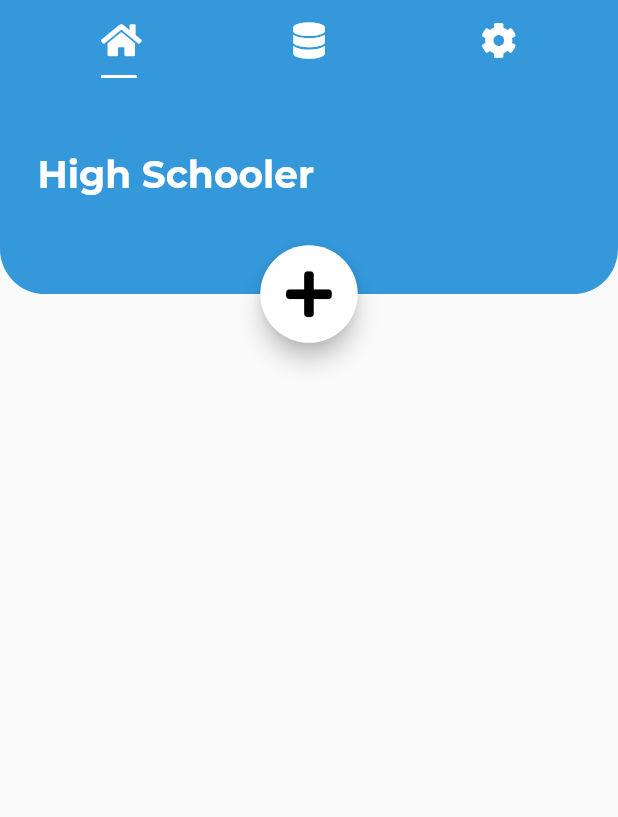
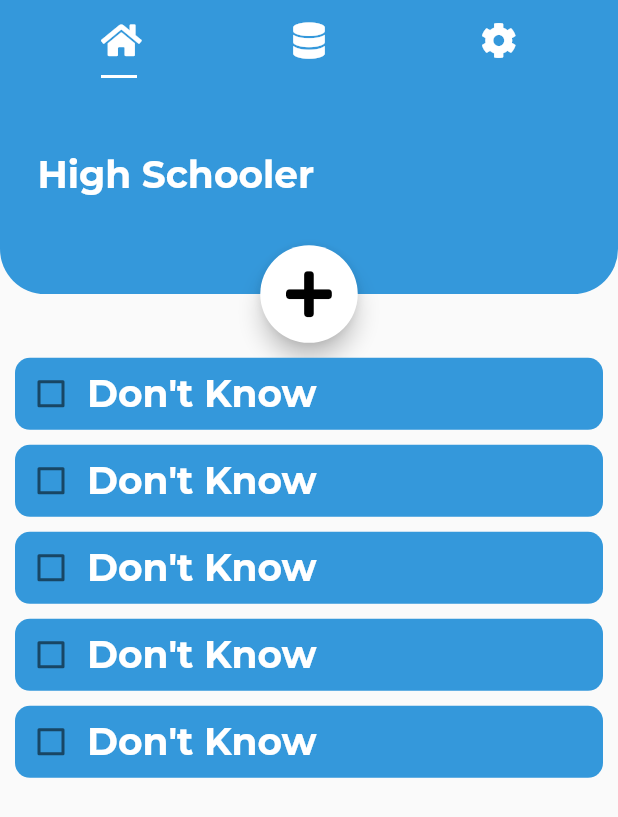
Before and after one commit to Nav-07/The-Scholarship-Project, a Flutter app: the screen it shows after launch, on a phone screen of 412 x 824 dp. Shown: the top 817 px of the screen. Run offline on Flutter 3.47's test engine with Material 2 defaults, Android fonts, the phone set to English and light mode, and no system bars; our stand-ins replace font_awesome_flutter.

Commit message:
working on the todo widget

```diff
--- a/flutter/school_app/lib/UI/AppView.dart
+++ b/flutter/school_app/lib/UI/AppView.dart
@@ -71,7 +71,7 @@ class AppViewState extends State<AppView> {
                 children: <Widget>[
                   // get the home page
                   Container(
-                    margin: EdgeInsets.only(top: MediaQuery.of(context).size.height*0.17+25),
+                    margin: EdgeInsets.only(top: MediaQuery.of(context).size.height*0.17+65/2+10),
                     child: Home(),
                   ),
                   // get the teaks page
--- /dev/null
+++ b/flutter/school_app/lib/UI/Modals/Task.dart
@@ -0,0 +1,14 @@
+class Task {
+  String name; // the name
+  String subject; // the subject
+  DateTime due; // the due date
+
+  Task({this.name, this.subject, this.due});
+
+  // This function converts the object to json, can be used later
+  Map<String, dynamic> serialize() => {
+    "name": this.name,
+    "subject": this.subject,
+    "due": this.due.toString()
+  };
+}
--- a/flutter/school_app/lib/UI/Pages/Home.dart
+++ b/flutter/school_app/lib/UI/Pages/Home.dart
@@ -1,4 +1,5 @@
 import 'package:flutter/material.dart';
+import 'package:school_app/UI/Widgets/Todo.dart';
 
 // The StatefulWidget
 class Home extends StatefulWidget {
@@ -12,6 +13,7 @@ class HomeState extends State<Home> {
       child: Column(
         children: <Widget>[
           // This is where the list of assignment resides.
+          getList()
         ],
       ),
     );
@@ -19,6 +21,15 @@ class HomeState extends State<Home> {
 
   Widget getList() {
     // this method returns a list of assignments as a list tile, with a radio button or similar.
-    return null;
+    return ListView.builder(
+      shrinkWrap: true,
+      itemCount: 5,
+      itemBuilder: (BuildContext context, int index) {
+        return Padding(
+          padding: EdgeInsets.only(bottom: 10),
+          child: TodoWidget(),
+        );
+      },
+    );
   }
 }
--- /dev/null
+++ b/flutter/school_app/lib/UI/Widgets/Todo.dart
@@ -0,0 +1,34 @@
+import 'package:flutter/material.dart';
+import 'package:school_app/UI/Style.dart';
+
+// The Stateful Widget Class
+class TodoWidget extends StatefulWidget {
+  createState() => TodoWidgetState();
+}
+// The extended state class
+class TodoWidgetState extends State<TodoWidget> {
+  @override
+  Widget build(BuildContext context) {
+    return Container(
+      margin: EdgeInsets.only(left: 10, right: 10), // can be tweaked
+      child: Material(
+        borderRadius: BorderRadius.all(Radius.circular(10)),
+        color: Color(0xff3498db), // Set the color similar to the top notch and tab bar color
+        child: Row(
+          children: <Widget>[
+            Checkbox(
+              value: false,
+              onChanged: (bool value) {
+                // change the value
+              },
+            ), // the checkbox to mark assignments done
+            Text(
+              'Don\'t Know',
+              style: Custom.CustomStyle(FontSize.ExtraLarge, Colors.white, FontWeight.bold, 'Montserrat'),
+            ), // the text displays the name of the assignment
+          ],
+        ),
+      ),
+    );
+  }
+}
```
